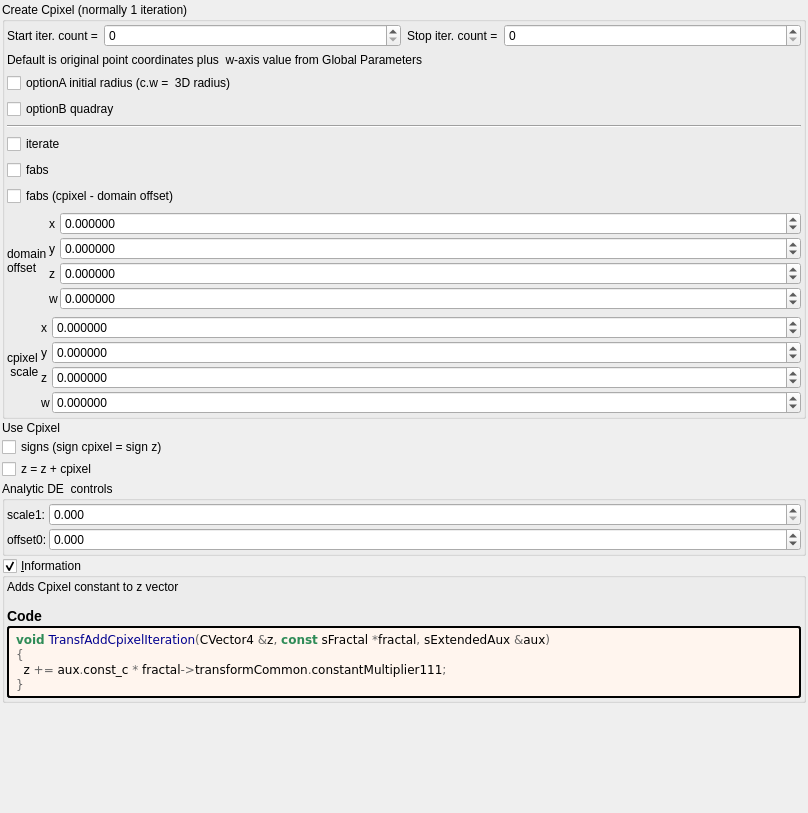
Before: the Qt Designer form mandelbulber2/formula/ui/transf_add_cpixel4d.ui in buddhi1980/mandelbulber2, drawn with Qt 5.
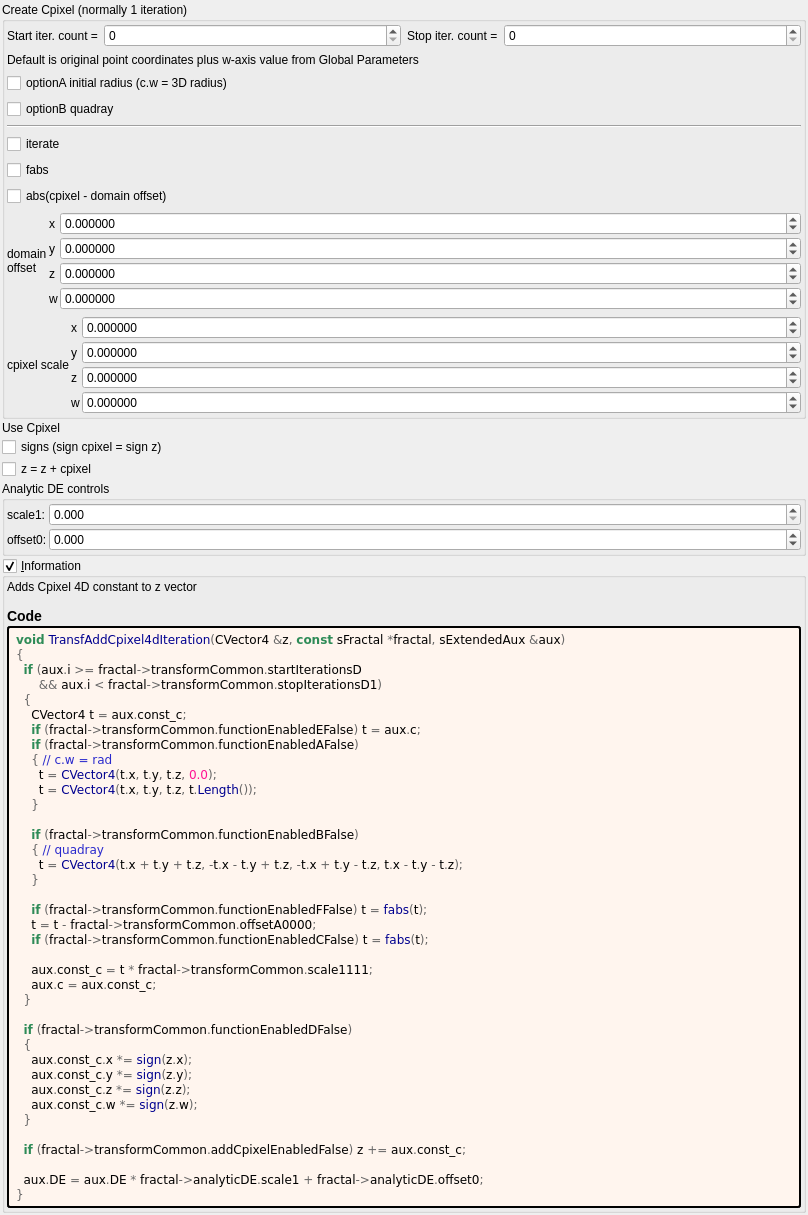
After: the same form once the commit is applied. Custom widgets are drawn as their Qt base class.

Patch:
```diff
--- a/mandelbulber2/formula/ui/transf_add_cpixel4d.ui
+++ b/mandelbulber2/formula/ui/transf_add_cpixel4d.ui
@@ -109,7 +109,7 @@
       <item>
        <widget class="QLabel" name="label_76">
         <property name="text">
-         <string>Default is original point coordinates plus  w-axis value from Global Parameters</string>
+         <string>Default is original point coordinates plus w-axis value from Global Parameters</string>
         </property>
         <property name="wordWrap">
          <bool>true</bool>
@@ -119,7 +119,7 @@
       <item>
        <widget class="MyCheckBox" name="checkBox_transf_function_enabledA_false">
         <property name="text">
-         <string>optionA initial radius (c.w =  3D radius)</string>
+         <string>optionA initial radius (c.w = 3D radius)</string>
         </property>
        </widget>
       </item>
@@ -154,7 +154,7 @@
       <item>
        <widget class="MyCheckBox" name="checkBox_transf_function_enabledC_false">
         <property name="text">
-         <string>fabs (cpixel - domain offset)</string>
+         <string>abs(cpixel - domain offset)</string>
         </property>
        </widget>
       </item>
@@ -461,8 +461,7 @@
         <item row="1" column="0" rowspan="2">
          <widget class="QLabel" name="label_179">
           <property name="text">
-           <string>cpixel
- scale</string>
+           <string>cpixel scale</string>
           </property>
          </widget>
         </item>
@@ -498,7 +497,7 @@
    <item>
     <widget class="QGroupBox" name="groupBox_5">
      <property name="title">
-      <string>Analytic DE  controls</string>
+      <string>Analytic DE controls</string>
      </property>
      <layout class="QVBoxLayout" name="verticalLayout_8">
       <property name="leftMargin">
@@ -623,7 +622,7 @@
       <item>
        <widget class="QLabel" name="label_information_general">
         <property name="text">
-         <string notr="true">&lt;p&gt;Adds Cpixel constant to z vector&lt;/p&gt;&lt;table&gt;
+         <string notr="true">&lt;p&gt;Adds Cpixel 4D constant to z vector&lt;/p&gt;&lt;table&gt;
 &lt;/table&gt;
 &lt;h3&gt;Code&lt;/h3&gt;</string>
         </property>
@@ -645,9 +644,43 @@
         </property>
         <property name="text">
          <string notr="true">&lt;body style=&quot;background-color:#fff5ee&quot;&gt;
-&lt;pre style=&quot;color:#000000; background-color:#fff5ee;  font-family:'Courier New',monospace;&quot;&gt;&lt;span style=&quot;color:#2e8b57; font-weight:bold&quot;&gt;void&lt;/span&gt; &lt;span style=&quot;color:#00008f&quot;&gt;TransfAddCpixelIteration&lt;/span&gt;&lt;span style=&quot;color:#676767&quot;&gt;(&lt;/span&gt;CVector4 &lt;span style=&quot;color:#676767&quot;&gt;&amp;amp;&lt;/span&gt;z&lt;span style=&quot;color:#676767&quot;&gt;,&lt;/span&gt; &lt;span style=&quot;color:#2e8b57; font-weight:bold&quot;&gt;const&lt;/span&gt; sFractal &lt;span style=&quot;color:#676767&quot;&gt;*&lt;/span&gt;fractal&lt;span style=&quot;color:#676767&quot;&gt;,&lt;/span&gt; sExtendedAux &lt;span style=&quot;color:#676767&quot;&gt;&amp;amp;&lt;/span&gt;aux&lt;span style=&quot;color:#676767&quot;&gt;)&lt;/span&gt;
+&lt;pre style=&quot;color:#000000; background-color:#fff5ee;  font-family:'Courier New',monospace;&quot;&gt;&lt;span style=&quot;color:#2e8b57; font-weight:bold&quot;&gt;void&lt;/span&gt; &lt;span style=&quot;color:#00008f&quot;&gt;TransfAddCpixel4dIteration&lt;/span&gt;&lt;span style=&quot;color:#676767&quot;&gt;(&lt;/span&gt;CVector4 &lt;span style=&quot;color:#676767&quot;&gt;&amp;amp;&lt;/span&gt;z&lt;span style=&quot;color:#676767&quot;&gt;,&lt;/span&gt; &lt;span style=&quot;color:#2e8b57; font-weight:bold&quot;&gt;const&lt;/span&gt; sFractal &lt;span style=&quot;color:#676767&quot;&gt;*&lt;/span&gt;fractal&lt;span style=&quot;color:#676767&quot;&gt;,&lt;/span&gt; sExtendedAux &lt;span style=&quot;color:#676767&quot;&gt;&amp;amp;&lt;/span&gt;aux&lt;span style=&quot;color:#676767&quot;&gt;)&lt;/span&gt;
 &lt;span style=&quot;color:#676767&quot;&gt;{&lt;/span&gt;
-  z &lt;span style=&quot;color:#676767&quot;&gt;+=&lt;/span&gt; aux&lt;span style=&quot;color:#676767&quot;&gt;.&lt;/span&gt;const_c &lt;span style=&quot;color:#676767&quot;&gt;*&lt;/span&gt; fractal&lt;span style=&quot;color:#676767&quot;&gt;-&amp;gt;&lt;/span&gt;transformCommon&lt;span style=&quot;color:#676767&quot;&gt;.&lt;/span&gt;constantMultiplier111&lt;span style=&quot;color:#676767&quot;&gt;;&lt;/span&gt;
+  &lt;span style=&quot;color:#2e8b57; font-weight:bold&quot;&gt;if&lt;/span&gt; &lt;span style=&quot;color:#676767&quot;&gt;(&lt;/span&gt;aux&lt;span style=&quot;color:#676767&quot;&gt;.&lt;/span&gt;i &lt;span style=&quot;color:#676767&quot;&gt;&amp;gt;=&lt;/span&gt; fractal&lt;span style=&quot;color:#676767&quot;&gt;-&amp;gt;&lt;/span&gt;transformCommon&lt;span style=&quot;color:#676767&quot;&gt;.&lt;/span&gt;startIterationsD
+      &lt;span style=&quot;color:#676767&quot;&gt;&amp;amp;&amp;amp;&lt;/span&gt; aux&lt;span style=&quot;color:#676767&quot;&gt;.&lt;/span&gt;i &lt;span style=&quot;color:#676767&quot;&gt;&amp;lt;&lt;/span&gt; fractal&lt;span style=&quot;color:#676767&quot;&gt;-&amp;gt;&lt;/span&gt;transformCommon&lt;span style=&quot;color:#676767&quot;&gt;.&lt;/span&gt;stopIterationsD1&lt;span style=&quot;color:#676767&quot;&gt;)&lt;/span&gt;
+  &lt;span style=&quot;color:#676767&quot;&gt;{&lt;/span&gt;
+    CVector4 t &lt;span style=&quot;color:#676767&quot;&gt;=&lt;/span&gt; aux&lt;span style=&quot;color:#676767&quot;&gt;.&lt;/span&gt;const_c&lt;span style=&quot;color:#676767&quot;&gt;;&lt;/span&gt;
+    &lt;span style=&quot;color:#2e8b57; font-weight:bold&quot;&gt;if&lt;/span&gt; &lt;span style=&quot;color:#676767&quot;&gt;(&lt;/span&gt;fractal&lt;span style=&quot;color:#676767&quot;&gt;-&amp;gt;&lt;/span&gt;transformCommon&lt;span style=&quot;color:#676767&quot;&gt;.&lt;/span&gt;functionEnabledEFalse&lt;span style=&quot;color:#676767&quot;&gt;)&lt;/span&gt; t &lt;span style=&quot;color:#676767&quot;&gt;=&lt;/span&gt; aux&lt;span style=&quot;color:#676767&quot;&gt;.&lt;/span&gt;c&lt;span style=&quot;color:#676767&quot;&gt;;&lt;/span&gt;
+    &lt;span style=&quot;color:#2e8b57; font-weight:bold&quot;&gt;if&lt;/span&gt; &lt;span style=&quot;color:#676767&quot;&gt;(&lt;/span&gt;fractal&lt;span style=&quot;color:#676767&quot;&gt;-&amp;gt;&lt;/span&gt;transformCommon&lt;span style=&quot;color:#676767&quot;&gt;.&lt;/span&gt;functionEnabledAFalse&lt;span style=&quot;color:#676767&quot;&gt;)&lt;/span&gt;
+    &lt;span style=&quot;color:#676767&quot;&gt;{&lt;/span&gt; &lt;span style=&quot;color:#2929cc&quot;&gt;// c.w = rad&lt;/span&gt;
+      t &lt;span style=&quot;color:#676767&quot;&gt;=&lt;/span&gt; &lt;span style=&quot;color:#00008f&quot;&gt;CVector4&lt;/span&gt;&lt;span style=&quot;color:#676767&quot;&gt;(&lt;/span&gt;t&lt;span style=&quot;color:#676767&quot;&gt;.&lt;/span&gt;x&lt;span style=&quot;color:#676767&quot;&gt;,&lt;/span&gt; t&lt;span style=&quot;color:#676767&quot;&gt;.&lt;/span&gt;y&lt;span style=&quot;color:#676767&quot;&gt;,&lt;/span&gt; t&lt;span style=&quot;color:#676767&quot;&gt;.&lt;/span&gt;z&lt;span style=&quot;color:#676767&quot;&gt;,&lt;/span&gt; &lt;span style=&quot;color:#ff1493&quot;&gt;0.0&lt;/span&gt;&lt;span style=&quot;color:#676767&quot;&gt;);&lt;/span&gt;
+      t &lt;span style=&quot;color:#676767&quot;&gt;=&lt;/span&gt; &lt;span style=&quot;color:#00008f&quot;&gt;CVector4&lt;/span&gt;&lt;span style=&quot;color:#676767&quot;&gt;(&lt;/span&gt;t&lt;span style=&quot;color:#676767&quot;&gt;.&lt;/span&gt;x&lt;span style=&quot;color:#676767&quot;&gt;,&lt;/span&gt; t&lt;span style=&quot;color:#676767&quot;&gt;.&lt;/span&gt;y&lt;span style=&quot;color:#676767&quot;&gt;,&lt;/span&gt; t&lt;span style=&quot;color:#676767&quot;&gt;.&lt;/span&gt;z&lt;span style=&quot;color:#676767&quot;&gt;,&lt;/span&gt; t&lt;span style=&quot;color:#676767&quot;&gt;.&lt;/span&gt;&lt;span style=&quot;color:#00008f&quot;&gt;Length&lt;/span&gt;&lt;span style=&quot;color:#676767&quot;&gt;());&lt;/span&gt;
+    &lt;span style=&quot;color:#676767&quot;&gt;}&lt;/span&gt;
+
+    &lt;span style=&quot;color:#2e8b57; font-weight:bold&quot;&gt;if&lt;/span&gt; &lt;span style=&quot;color:#676767&quot;&gt;(&lt;/span&gt;fractal&lt;span style=&quot;color:#676767&quot;&gt;-&amp;gt;&lt;/span&gt;transformCommon&lt;span style=&quot;color:#676767&quot;&gt;.&lt;/span&gt;functionEnabledBFalse&lt;span style=&quot;color:#676767&quot;&gt;)&lt;/span&gt;
+    &lt;span style=&quot;color:#676767&quot;&gt;{&lt;/span&gt; &lt;span style=&quot;color:#2929cc&quot;&gt;// quadray&lt;/span&gt;
+      t &lt;span style=&quot;color:#676767&quot;&gt;=&lt;/span&gt; &lt;span style=&quot;color:#00008f&quot;&gt;CVector4&lt;/span&gt;&lt;span style=&quot;color:#676767&quot;&gt;(&lt;/span&gt;t&lt;span style=&quot;color:#676767&quot;&gt;.&lt;/span&gt;x &lt;span style=&quot;color:#676767&quot;&gt;+&lt;/span&gt; t&lt;span style=&quot;color:#676767&quot;&gt;.&lt;/span&gt;y &lt;span style=&quot;color:#676767&quot;&gt;+&lt;/span&gt; t&lt;span style=&quot;color:#676767&quot;&gt;.&lt;/span&gt;z&lt;span style=&quot;color:#676767&quot;&gt;, -&lt;/span&gt;t&lt;span style=&quot;color:#676767&quot;&gt;.&lt;/span&gt;x &lt;span style=&quot;color:#676767&quot;&gt;-&lt;/span&gt; t&lt;span style=&quot;color:#676767&quot;&gt;.&lt;/span&gt;y &lt;span style=&quot;color:#676767&quot;&gt;+&lt;/span&gt; t&lt;span style=&quot;color:#676767&quot;&gt;.&lt;/span&gt;z&lt;span style=&quot;color:#676767&quot;&gt;, -&lt;/span&gt;t&lt;span style=&quot;color:#676767&quot;&gt;.&lt;/span&gt;x &lt;span style=&quot;color:#676767&quot;&gt;+&lt;/span&gt; t&lt;span style=&quot;color:#676767&quot;&gt;.&lt;/span&gt;y &lt;span style=&quot;color:#676767&quot;&gt;-&lt;/span&gt; t&lt;span style=&quot;color:#676767&quot;&gt;.&lt;/span&gt;z&lt;span style=&quot;color:#676767&quot;&gt;,&lt;/span&gt; t&lt;span style=&quot;color:#676767&quot;&gt;.&lt;/span&gt;x &lt;span style=&quot;color:#676767&quot;&gt;-&lt;/span&gt; t&lt;span style=&quot;color:#676767&quot;&gt;.&lt;/span&gt;y &lt;span style=&quot;color:#676767&quot;&gt;-&lt;/span&gt; t&lt;span style=&quot;color:#676767&quot;&gt;.&lt;/span&gt;z&lt;span style=&quot;color:#676767&quot;&gt;);&lt;/span&gt;
+    &lt;span style=&quot;color:#676767&quot;&gt;}&lt;/span&gt;
+
+    &lt;span style=&quot;color:#2e8b57; font-weight:bold&quot;&gt;if&lt;/span&gt; &lt;span style=&quot;color:#676767&quot;&gt;(&lt;/span&gt;fractal&lt;span style=&quot;color:#676767&quot;&gt;-&amp;gt;&lt;/span&gt;transformCommon&lt;span style=&quot;color:#676767&quot;&gt;.&lt;/span&gt;functionEnabledFFalse&lt;span style=&quot;color:#676767&quot;&gt;)&lt;/span&gt; t &lt;span style=&quot;color:#676767&quot;&gt;=&lt;/span&gt; &lt;span style=&quot;color:#00008f&quot;&gt;fabs&lt;/span&gt;&lt;span style=&quot;color:#676767&quot;&gt;(&lt;/span&gt;t&lt;span style=&quot;color:#676767&quot;&gt;);&lt;/span&gt;
+    t &lt;span style=&quot;color:#676767&quot;&gt;=&lt;/span&gt; t &lt;span style=&quot;color:#676767&quot;&gt;-&lt;/span&gt; fractal&lt;span style=&quot;color:#676767&quot;&gt;-&amp;gt;&lt;/span&gt;transformCommon&lt;span style=&quot;color:#676767&quot;&gt;.&lt;/span&gt;offsetA0000&lt;span style=&quot;color:#676767&quot;&gt;;&lt;/span&gt;
+    &lt;span style=&quot;color:#2e8b57; font-weight:bold&quot;&gt;if&lt;/span&gt; &lt;span style=&quot;color:#676767&quot;&gt;(&lt;/span&gt;fractal&lt;span style=&quot;color:#676767&quot;&gt;-&amp;gt;&lt;/span&gt;transformCommon&lt;span style=&quot;color:#676767&quot;&gt;.&lt;/span&gt;functionEnabledCFalse&lt;span style=&quot;color:#676767&quot;&gt;)&lt;/span&gt; t &lt;span style=&quot;color:#676767&quot;&gt;=&lt;/span&gt; &lt;span style=&quot;color:#00008f&quot;&gt;fabs&lt;/span&gt;&lt;span style=&quot;color:#676767&quot;&gt;(&lt;/span&gt;t&lt;span style=&quot;color:#676767&quot;&gt;);&lt;/span&gt;
+
+    aux&lt;span style=&quot;color:#676767&quot;&gt;.&lt;/span&gt;const_c &lt;span style=&quot;color:#676767&quot;&gt;=&lt;/span&gt; t &lt;span style=&quot;color:#676767&quot;&gt;*&lt;/span&gt; fractal&lt;span style=&quot;color:#676767&quot;&gt;-&amp;gt;&lt;/span&gt;transformCommon&lt;span style=&quot;color:#676767&quot;&gt;.&lt;/span&gt;scale1111&lt;span style=&quot;color:#676767&quot;&gt;;&lt;/span&gt;
+    aux&lt;span style=&quot;color:#676767&quot;&gt;.&lt;/span&gt;c &lt;span style=&quot;color:#676767&quot;&gt;=&lt;/span&gt; aux&lt;span style=&quot;color:#676767&quot;&gt;.&lt;/span&gt;const_c&lt;span style=&quot;color:#676767&quot;&gt;;&lt;/span&gt;
+  &lt;span style=&quot;color:#676767&quot;&gt;}&lt;/span&gt;
+
+  &lt;span style=&quot;color:#2e8b57; font-weight:bold&quot;&gt;if&lt;/span&gt; &lt;span style=&quot;color:#676767&quot;&gt;(&lt;/span&gt;fractal&lt;span style=&quot;color:#676767&quot;&gt;-&amp;gt;&lt;/span&gt;transformCommon&lt;span style=&quot;color:#676767&quot;&gt;.&lt;/span&gt;functionEnabledDFalse&lt;span style=&quot;color:#676767&quot;&gt;)&lt;/span&gt;
+  &lt;span style=&quot;color:#676767&quot;&gt;{&lt;/span&gt;
+    aux&lt;span style=&quot;color:#676767&quot;&gt;.&lt;/span&gt;const_c&lt;span style=&quot;color:#676767&quot;&gt;.&lt;/span&gt;x &lt;span style=&quot;color:#676767&quot;&gt;*=&lt;/span&gt; &lt;span style=&quot;color:#00008f&quot;&gt;sign&lt;/span&gt;&lt;span style=&quot;color:#676767&quot;&gt;(&lt;/span&gt;z&lt;span style=&quot;color:#676767&quot;&gt;.&lt;/span&gt;x&lt;span style=&quot;color:#676767&quot;&gt;);&lt;/span&gt;
+    aux&lt;span style=&quot;color:#676767&quot;&gt;.&lt;/span&gt;const_c&lt;span style=&quot;color:#676767&quot;&gt;.&lt;/span&gt;y &lt;span style=&quot;color:#676767&quot;&gt;*=&lt;/span&gt; &lt;span style=&quot;color:#00008f&quot;&gt;sign&lt;/span&gt;&lt;span style=&quot;color:#676767&quot;&gt;(&lt;/span&gt;z&lt;span style=&quot;color:#676767&quot;&gt;.&lt;/span&gt;y&lt;span style=&quot;color:#676767&quot;&gt;);&lt;/span&gt;
+    aux&lt;span style=&quot;color:#676767&quot;&gt;.&lt;/span&gt;const_c&lt;span style=&quot;color:#676767&quot;&gt;.&lt;/span&gt;z &lt;span style=&quot;color:#676767&quot;&gt;*=&lt;/span&gt; &lt;span style=&quot;color:#00008f&quot;&gt;sign&lt;/span&gt;&lt;span style=&quot;color:#676767&quot;&gt;(&lt;/span&gt;z&lt;span style=&quot;color:#676767&quot;&gt;.&lt;/span&gt;z&lt;span style=&quot;color:#676767&quot;&gt;);&lt;/span&gt;
+    aux&lt;span style=&quot;color:#676767&quot;&gt;.&lt;/span&gt;const_c&lt;span style=&quot;color:#676767&quot;&gt;.&lt;/span&gt;w &lt;span style=&quot;color:#676767&quot;&gt;*=&lt;/span&gt; &lt;span style=&quot;color:#00008f&quot;&gt;sign&lt;/span&gt;&lt;span style=&quot;color:#676767&quot;&gt;(&lt;/span&gt;z&lt;span style=&quot;color:#676767&quot;&gt;.&lt;/span&gt;w&lt;span style=&quot;color:#676767&quot;&gt;);&lt;/span&gt;
+  &lt;span style=&quot;color:#676767&quot;&gt;}&lt;/span&gt;
+
+  &lt;span style=&quot;color:#2e8b57; font-weight:bold&quot;&gt;if&lt;/span&gt; &lt;span style=&quot;color:#676767&quot;&gt;(&lt;/span&gt;fractal&lt;span style=&quot;color:#676767&quot;&gt;-&amp;gt;&lt;/span&gt;transformCommon&lt;span style=&quot;color:#676767&quot;&gt;.&lt;/span&gt;addCpixelEnabledFalse&lt;span style=&quot;color:#676767&quot;&gt;)&lt;/span&gt; z &lt;span style=&quot;color:#676767&quot;&gt;+=&lt;/span&gt; aux&lt;span style=&quot;color:#676767&quot;&gt;.&lt;/span&gt;const_c&lt;span style=&quot;color:#676767&quot;&gt;;&lt;/span&gt;
+
+  aux&lt;span style=&quot;color:#676767&quot;&gt;.&lt;/span&gt;DE &lt;span style=&quot;color:#676767&quot;&gt;=&lt;/span&gt; aux&lt;span style=&quot;color:#676767&quot;&gt;.&lt;/span&gt;DE &lt;span style=&quot;color:#676767&quot;&gt;*&lt;/span&gt; fractal&lt;span style=&quot;color:#676767&quot;&gt;-&amp;gt;&lt;/span&gt;analyticDE&lt;span style=&quot;color:#676767&quot;&gt;.&lt;/span&gt;scale1 &lt;span style=&quot;color:#676767&quot;&gt;+&lt;/span&gt; fractal&lt;span style=&quot;color:#676767&quot;&gt;-&amp;gt;&lt;/span&gt;analyticDE&lt;span style=&quot;color:#676767&quot;&gt;.&lt;/span&gt;offset0&lt;span style=&quot;color:#676767&quot;&gt;;&lt;/span&gt;
 &lt;span style=&quot;color:#676767&quot;&gt;}&lt;/span&gt;
 &lt;/pre&gt;
 &lt;/body&gt;</string>
```
Left out of the diff: 6 changed lines with no effect on the pictures.
